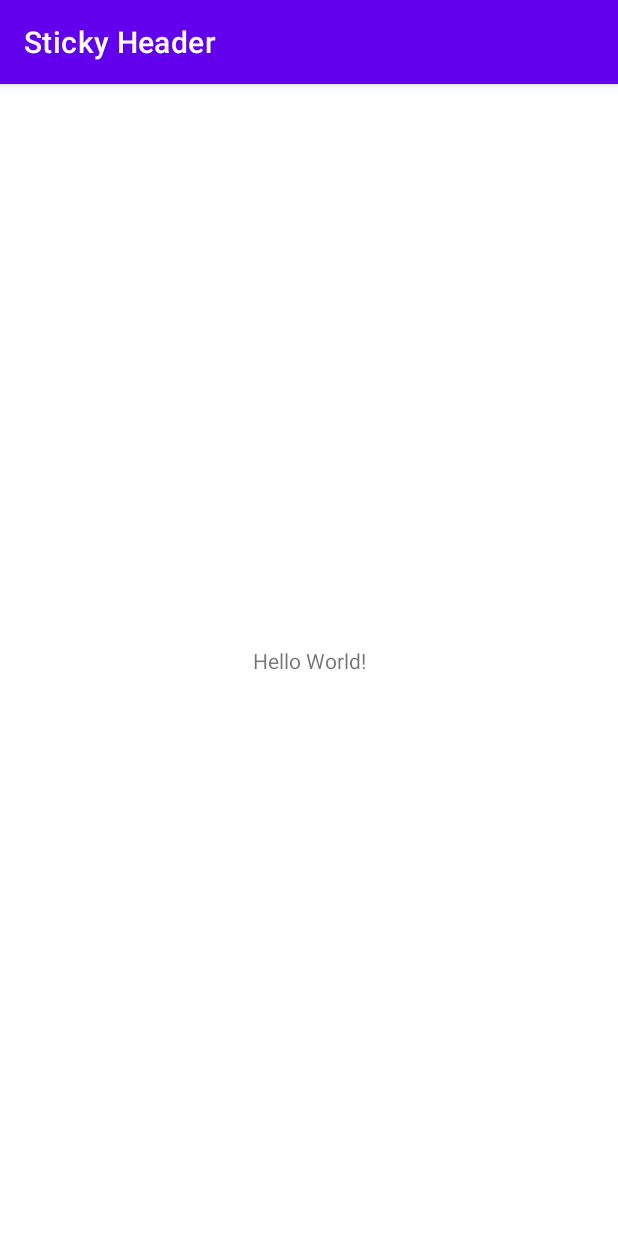
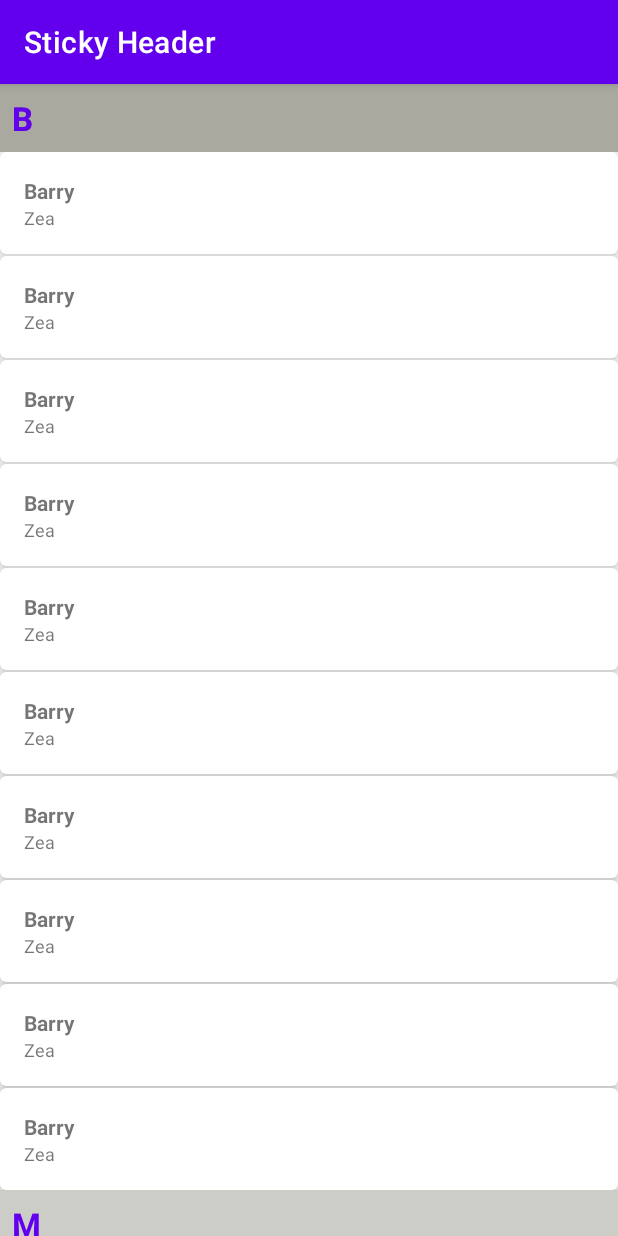
Before and after one commit to hall9zeha/Sticky-Header-RecyclerView, an Android app: the screen it shows after launch (MainActivity), on a phone screen of 412 x 824 dp. Run offline under Robolectric (Android 15) with nearby library versions, the phone set to English and light mode, and no system bars.

Commit message:
resolved: ejemplo sticky header en recyclerView

```diff
--- a/app/build.gradle
+++ b/app/build.gradle
@@ -5,12 +5,12 @@ plugins {
 
 android {
     namespace 'com.hall9zeha.stickyheader'
-    compileSdk 32
+    compileSdk 33
 
     defaultConfig {
         applicationId "com.hall9zeha.stickyheader"
         minSdk 21
-        targetSdk 32
+        targetSdk 33
         versionCode 1
         versionName "1.0"
 
--- /dev/null
+++ b/app/src/main/java/com/hall9zeha/stickyheader/common/entities/Person.kt
@@ -0,0 +1,10 @@
+package com.hall9zeha.stickyheader.common.entities
+
+
+/****
+ * Project Sticky Header
+ * Created by Barry Zea H. on 3/5/23.
+ * Copyright (c)  All rights reserved.
+ ***/
+
+data class Person(var name:String, var lastName:String)
--- /dev/null
+++ b/app/src/main/java/com/hall9zeha/stickyheader/common/utils/Extensions.kt
@@ -0,0 +1,42 @@
+package com.hall9zeha.stickyheader.common.utils
+
+import android.content.Context
+import android.content.res.Resources
+import android.util.TypedValue
+import android.widget.ListView
+
+
+/****
+ * Project Sticky Header
+ * Created by Barry Zea H. on 3/5/23.
+ * Copyright (c)  All rights reserved.
+ ***/
+
+
+fun getPixels(dipValue: Int, context: Context): Int {
+    val r: Resources = context.resources
+    return TypedValue.applyDimension(
+        TypedValue.COMPLEX_UNIT_DIP,
+        dipValue.toFloat(),
+        r.displayMetrics
+    ).toInt()
+}
+fun ListView.requestLayoutForChangedDataset() {
+
+    val listAdapter = this.adapter
+    listAdapter?.let { adapter ->
+        val itemCount = adapter.count
+
+        var totalHeight = 0
+        for (position in 0 until itemCount) {
+            val item = adapter.getView(position, null, this)
+            item.measure(0, 0)
+
+            totalHeight += item.measuredHeight
+
+            val layoutParams = this.layoutParams
+            layoutParams.height = totalHeight
+            this.requestLayout()
+        }
+    }
+}
--- a/app/src/main/java/com/hall9zeha/stickyheader/common/utils/StickyHeaderDecoration.kt
+++ b/app/src/main/java/com/hall9zeha/stickyheader/common/utils/StickyHeaderDecoration.kt
@@ -3,6 +3,7 @@ package com.hall9zeha.stickyheader.common.utils
 import android.graphics.Canvas
 import android.view.LayoutInflater
 import android.view.View
+import android.view.View.MeasureSpec
 import androidx.recyclerview.widget.RecyclerView
 import androidx.recyclerview.widget.RecyclerView.ItemDecoration
 import com.hall9zeha.stickyheader.databinding.StickyHeaderItemBinding
@@ -20,16 +21,46 @@ class StickyHeaderDecoration(private val adapter:MyAdapter, root:View):ItemDecor
     private val headerView:View
     get() = headerBinding.root
 
-    override fun onDrawOver(c: Canvas, parent: RecyclerView, state: RecyclerView.State) {
-        super.onDrawOver(c, parent, state)
+    override fun onDrawOver(canvas: Canvas, parent: RecyclerView, state: RecyclerView.State) {
+        super.onDrawOver(canvas, parent, state)
 
         val topChild = parent.getChildAt(0)
         val secondChild = parent.getChildAt(1)
 
         parent.getChildAdapterPosition(topChild)
             .let{topChildPosition->
-
+                val header = adapter.getHeaderForCurrentPosition(topChildPosition)
+                headerBinding.tvHeader.text=header.toString()
+                layoutHeaderViewer(topChild)
+                canvas.drawHeaderView(topChild,secondChild)
             }
     }
+    private fun layoutHeaderViewer(topView:View?){
+        topView?.let{
+            headerView.measure(
+                MeasureSpec.makeMeasureSpec(topView.width, MeasureSpec.EXACTLY),
+                MeasureSpec.makeMeasureSpec(MeasureSpec.UNSPECIFIED,MeasureSpec.UNSPECIFIED)
+            )
+            headerView.layout(topView.left,0,topView.right,headerView.measuredHeight)
+
+        }
+    }
+
+    private fun Canvas.drawHeaderView(topView: View?, secondChild:View?){
+        save()
+        translate(0f,calculateHeaderTop(topView,secondChild))
+        headerView.draw(this)
+        restore()
+    }
+    private fun calculateHeaderTop(topView: View?, secondChild: View?):Float=
+        secondChild?.let{secondView->
+            val threshold = getPixels(8,headerBinding.root.context) + headerView.bottom
+            if(secondView.findViewById<View>(headerView.id)?.visibility != View.GONE && secondView.top <= threshold){
+                (secondView.top - threshold).toFloat()
+            }else{
+                maxOf(topView?.top?:0,0).toFloat()
+            }
+
+        }?: maxOf(topView?.top ?:0,0).toFloat()
 
 }
--- a/app/src/main/java/com/hall9zeha/stickyheader/view/MainActivity.kt
+++ b/app/src/main/java/com/hall9zeha/stickyheader/view/MainActivity.kt
@@ -2,11 +2,52 @@ package com.hall9zeha.stickyheader.view
 
 import androidx.appcompat.app.AppCompatActivity
 import android.os.Bundle
+import androidx.recyclerview.widget.LinearLayoutManager
 import com.hall9zeha.stickyheader.R
+import com.hall9zeha.stickyheader.common.entities.Person
+import com.hall9zeha.stickyheader.common.utils.StickyHeaderDecoration
+import com.hall9zeha.stickyheader.databinding.ActivityMainBinding
+import com.hall9zeha.stickyheader.view.adapter.MyAdapter
 
 class MainActivity : AppCompatActivity() {
+    private lateinit var bind:ActivityMainBinding
+    private lateinit var adapter:MyAdapter
+
     override fun onCreate(savedInstanceState: Bundle?) {
         super.onCreate(savedInstanceState)
-        setContentView(R.layout.activity_main)
+        bind= ActivityMainBinding.inflate(layoutInflater)
+        setContentView(bind.root)
+        setUpAdapter()
+    }
+    private fun setUpAdapter()= with(bind){
+        adapter= MyAdapter()
+        val personList = listOf(
+            Person("Martha","N"),
+            Person("Martha","N"),
+            Person("Martha","N"),
+            Person("Martha","N"),
+            Person("Martha","N"),
+            Person("Martha","N"),
+            Person("Martha","N"),
+            Person("Martha","N"),
+            Person("Martha","N"),
+            Person("Barry","Zea"),
+            Person("Barry","Zea"),
+            Person("Barry","Zea"),
+            Person("Barry","Zea"),
+            Person("Barry","Zea"),
+            Person("Barry","Zea"),
+            Person("Barry","Zea"),
+            Person("Barry","Zea"),
+            Person("Barry","Zea"),
+            Person("Barry","Zea"),
+        )
+        val groupedPersons:Map<Char, List<Person>> = personList.groupBy { person-> person.name.first()
+            .uppercaseChar() }
+        adapter.personData= groupedPersons.toSortedMap()
+        rvPersons.addItemDecoration(StickyHeaderDecoration(adapter,root))
+        rvPersons.layoutManager=LinearLayoutManager(this@MainActivity)
+        rvPersons.adapter=adapter
+
     }
 }
--- a/app/src/main/java/com/hall9zeha/stickyheader/view/adapter/MyAdapter.kt
+++ b/app/src/main/java/com/hall9zeha/stickyheader/view/adapter/MyAdapter.kt
@@ -1,8 +1,12 @@
 package com.hall9zeha.stickyheader.view.adapter
 
+import android.view.LayoutInflater
 import android.view.View
 import android.view.ViewGroup
+import androidx.core.view.get
 import androidx.recyclerview.widget.RecyclerView
+import com.hall9zeha.stickyheader.common.entities.Person
+import com.hall9zeha.stickyheader.databinding.StickyHeaderItemBinding
 
 /**
  * Project Sticky Header
@@ -11,20 +15,34 @@ import androidx.recyclerview.widget.RecyclerView
  *
  **/
 class MyAdapter: RecyclerView.Adapter<MyAdapter.ViewHolder>() {
-
+    private  var headerList:List<Char> = arrayListOf()
+    var personData:Map<Char, List<Person>> = emptyMap()
+        set(value){
+            field = value
+            headerList = personData.keys.toList()
+            notifyDataSetChanged()
+        }
     override fun onCreateViewHolder(parent: ViewGroup, viewType: Int): ViewHolder {
-        TODO("Not yet implemented")
+       val itemBinding = StickyHeaderItemBinding.inflate(LayoutInflater.from(parent.context),parent,false)
+        return ViewHolder(itemBinding)
     }
 
     override fun onBindViewHolder(holder: ViewHolder, position: Int) {
-        TODO("Not yet implemented")
+        if (position >= 0 && position < headerList.size) {
+            holder.onBind(headerList[position])
+        }
+
     }
 
-    override fun getItemCount(): Int {
-        TODO("Not yet implemented")
-    }
+    override fun getItemCount()= headerList.size
+    fun getHeaderForCurrentPosition(position:Int) = if(position in headerList.indices){headerList[position]} else ""
+    inner class ViewHolder(private val itemBinding: StickyHeaderItemBinding):RecyclerView.ViewHolder(itemBinding.root) {
+        fun onBind(header:Char)= with(itemBinding){
+            tvHeader.text = header.toString()
+            personData[header]?.let { persons->
+                personGroupDetail.persons=persons
 
-    inner class ViewHolder(itemView: View):RecyclerView.ViewHolder(itemView) {
-
+            }
+        }
     }
 }
--- /dev/null
+++ b/app/src/main/java/com/hall9zeha/stickyheader/view/components/PersonComponentView.kt
@@ -0,0 +1,107 @@
+package com.hall9zeha.stickyheader.view.components
+
+import android.content.Context
+import android.util.AttributeSet
+import android.view.LayoutInflater
+import android.view.View
+import android.view.ViewGroup
+import android.widget.BaseAdapter
+import android.widget.Toast
+import androidx.constraintlayout.widget.ConstraintLayout
+import com.hall9zeha.stickyheader.R
+import com.hall9zeha.stickyheader.common.entities.Person
+import com.hall9zeha.stickyheader.common.utils.requestLayoutForChangedDataset
+import com.hall9zeha.stickyheader.databinding.PersonComponentViewBinding
+import com.hall9zeha.stickyheader.databinding.PersonDetailListItemBinding
+
+
+/****
+ * Project Sticky Header
+ * Created by Barry Zea H. on 3/5/23.
+ * Copyright (c)  All rights reserved.
+ ***/
+
+class PersonComponentView:ConstraintLayout {
+
+    private lateinit var binding: PersonComponentViewBinding
+    private lateinit var personItemBinding: PersonDetailListItemBinding
+    private lateinit var adapter: BookAdapter
+
+    var persons: List<Person> = emptyList()
+        set(value) {
+            field = value
+            onItemsUpdated()
+        }
+
+    constructor(context: Context) : super(context) {
+        init(context)
+    }
+
+    constructor(context: Context, attrs: AttributeSet) : super(context, attrs) {
+        init(context)
+    }
+
+    constructor(context: Context, attrs: AttributeSet, defStyleAttr: Int) : super(
+        context,
+        attrs,
+        defStyleAttr
+    ) {
+        init(context)
+    }
+
+    private fun init(context: Context) {
+        binding = PersonComponentViewBinding.inflate(LayoutInflater.from(context), this, true)
+        adapter = BookAdapter(context)
+        binding.personDetail.adapter = adapter
+    }
+
+    private fun onItemsUpdated() {
+        adapter.notifyDataSetChanged()
+        binding.personDetail.requestLayoutForChangedDataset()
+    }
+
+    inner class BookAdapter(private val context: Context) : BaseAdapter() {
+
+        override fun getView(position: Int, convertView: View?, parent: ViewGroup?): View? {
+
+            val person: Person = persons[position]
+            var view: View? = convertView
+
+            if (view == null) {
+                view = LayoutInflater.from(context)
+                    .inflate(R.layout.person_detail_list_item, parent, false)
+                personItemBinding = PersonDetailListItemBinding.bind(view)
+                view.tag = personItemBinding
+            } else {
+                personItemBinding = view.tag as PersonDetailListItemBinding
+            }
+
+            personItemBinding.apply {
+                tvName.text = person.name
+                tvLastName.text = person.lastName
+
+            }
+            personItemBinding.root.setOnClickListener {
+                Toast.makeText(personItemBinding.root.context, person.name, Toast.LENGTH_SHORT).show() }
+
+            return personItemBinding.root
+        }
+
+        override fun getItem(position: Int): Any {
+            return persons[position]
+        }
+
+        override fun getItemId(position: Int): Long {
+            return 0
+        }
+
+        override fun getCount(): Int {
+            return persons.size
+        }
+
+        override fun isEnabled(position: Int): Boolean {
+            return false
+        }
+    }
+
+}
--- /dev/null
+++ b/app/src/main/java/com/hall9zeha/stickyheader/view/components/ScrollDisabledListView.kt
@@ -0,0 +1,32 @@
+package com.hall9zeha.stickyheader.view.components
+
+import android.content.Context
+import android.util.AttributeSet
+import android.view.ViewGroup
+import android.widget.ListView
+
+
+/****
+ * Project Sticky Header
+ * Created by Barry Zea H. on 3/5/23.
+ * Copyright (c)  All rights reserved.
+ ***/
+
+class ScrollDisabledListView:ListView {
+ constructor(context: Context?) : super(context) {}
+ constructor(context: Context?, attrs: AttributeSet?) : super(context, attrs) {}
+ constructor(context: Context?, attrs: AttributeSet?, defStyle: Int) : super(
+  context,
+  attrs,
+  defStyle
+ ) { }
+
+ override fun onMeasure(widthMeasureSpec: Int, heightMeasureSpec: Int) {
+  val measuredHeight = MeasureSpec.makeMeasureSpec(
+   Int.MAX_VALUE shr 2, MeasureSpec.AT_MOST
+  )
+  super.onMeasure(widthMeasureSpec, measuredHeight)
+  val params: ViewGroup.LayoutParams = layoutParams
+  params.height = measuredHeight
+ }
+}
--- a/app/src/main/res/layout/activity_main.xml
+++ b/app/src/main/res/layout/activity_main.xml
@@ -6,13 +6,18 @@
     android:layout_height="match_parent"
     tools:context=".view.MainActivity">
 
-    <TextView
-        android:layout_width="wrap_content"
+    <androidx.recyclerview.widget.RecyclerView
+        android:id="@+id/rvPersons"
+        android:layout_width="match_parent"
         android:layout_height="wrap_content"
-        android:text="Hello World!"
-        app:layout_constraintBottom_toBottomOf="parent"
+        android:clipToPadding="false"
+        android:nestedScrollingEnabled="false"
+        android:orientation="vertical"
+        app:layout_constraintStart_toStartOf="parent"
         app:layout_constraintEnd_toEndOf="parent"
-        app:layout_constraintStart_toStartOf="parent"
-        app:layout_constraintTop_toTopOf="parent" />
+        app:layout_constraintTop_toTopOf="parent"
+        tools:itemCount="6"
+        tools:listitem="@layout/person_detail_list_item"/>
+
 
 </androidx.constraintlayout.widget.ConstraintLayout>
--- /dev/null
+++ b/app/src/main/res/layout/person_component_view.xml
@@ -0,0 +1,20 @@
+<?xml version="1.0" encoding="utf-8"?>
+<androidx.constraintlayout.widget.ConstraintLayout xmlns:android="http://schemas.android.com/apk/res/android"
+    xmlns:app="http://schemas.android.com/apk/res-auto"
+    xmlns:tools="http://schemas.android.com/tools"
+    android:layout_width="match_parent"
+    android:layout_height="wrap_content">
+
+    <com.hall9zeha.stickyheader.view.components.ScrollDisabledListView
+
+        android:id="@+id/personDetail"
+        android:layout_width="match_parent"
+        android:layout_height="0dp"
+        android:clickable="false"
+        android:divider="?android:attr/colorPrimary"
+        android:dividerHeight="1dp"
+        app:layout_constraintHeight_default="wrap"
+        app:layout_constraintTop_toTopOf="parent"
+        tools:listitem="@layout/sticky_header_item" />
+
+</androidx.constraintlayout.widget.ConstraintLayout>
--- /dev/null
+++ b/app/src/main/res/layout/person_detail_list_item.xml
@@ -0,0 +1,39 @@
+<?xml version="1.0" encoding="utf-8"?>
+<com.google.android.material.card.MaterialCardView
+    xmlns:android="http://schemas.android.com/apk/res/android"
+    android:layout_width="match_parent"
+    android:layout_height="wrap_content"
+
+    xmlns:app="http://schemas.android.com/apk/res-auto"
+    xmlns:tools="http://schemas.android.com/tools"
+    app:cardElevation="4dp"
+    android:layout_margin="4dp"
+    android:clickable="true"
+    android:focusable="true"
+    android:foreground="?attr/selectableItemBackground"
+    >
+    <androidx.constraintlayout.widget.ConstraintLayout
+        android:layout_width="match_parent"
+        android:layout_height="wrap_content"
+        android:padding="16dp">
+    <TextView
+        android:layout_width="match_parent"
+        android:layout_height="wrap_content"
+        android:id="@+id/tvName"
+        android:textStyle="bold"
+        tools:text="Nombre de persona"
+        app:layout_constraintStart_toStartOf="parent"
+        app:layout_constraintEnd_toEndOf="parent"
+        app:layout_constraintTop_toTopOf="parent"/>
+    <TextView
+        android:layout_width="match_parent"
+        android:layout_height="wrap_content"
+        android:id="@+id/tvLastName"
+        tools:text="Apellido de persona"
+        android:textSize="12sp"
+        app:layout_constraintTop_toBottomOf="@id/tvName"
+        app:layout_constraintStart_toStartOf="parent"
+        app:layout_constraintEnd_toEndOf="parent"
+        app:layout_constraintBaseline_toBaselineOf="parent"/>
+    </androidx.constraintlayout.widget.ConstraintLayout>
+</com.google.android.material.card.MaterialCardView>
--- a/app/src/main/res/layout/sticky_header_item.xml
+++ b/app/src/main/res/layout/sticky_header_item.xml
@@ -18,4 +18,13 @@
         app:layout_constraintEnd_toEndOf="parent"
         app:layout_constraintTop_toTopOf="parent"
         />
+    <com.hall9zeha.stickyheader.view.components.PersonComponentView
+        android:id="@+id/personGroupDetail"
+        android:layout_width="match_parent"
+        android:layout_height="0dp"
+        app:layout_constraintStart_toStartOf="parent"
+        app:layout_constraintEnd_toEndOf="parent"
+        app:layout_constraintTop_toBottomOf="@id/tvHeader"
+        />
+
 </androidx.constraintlayout.widget.ConstraintLayout>
```
